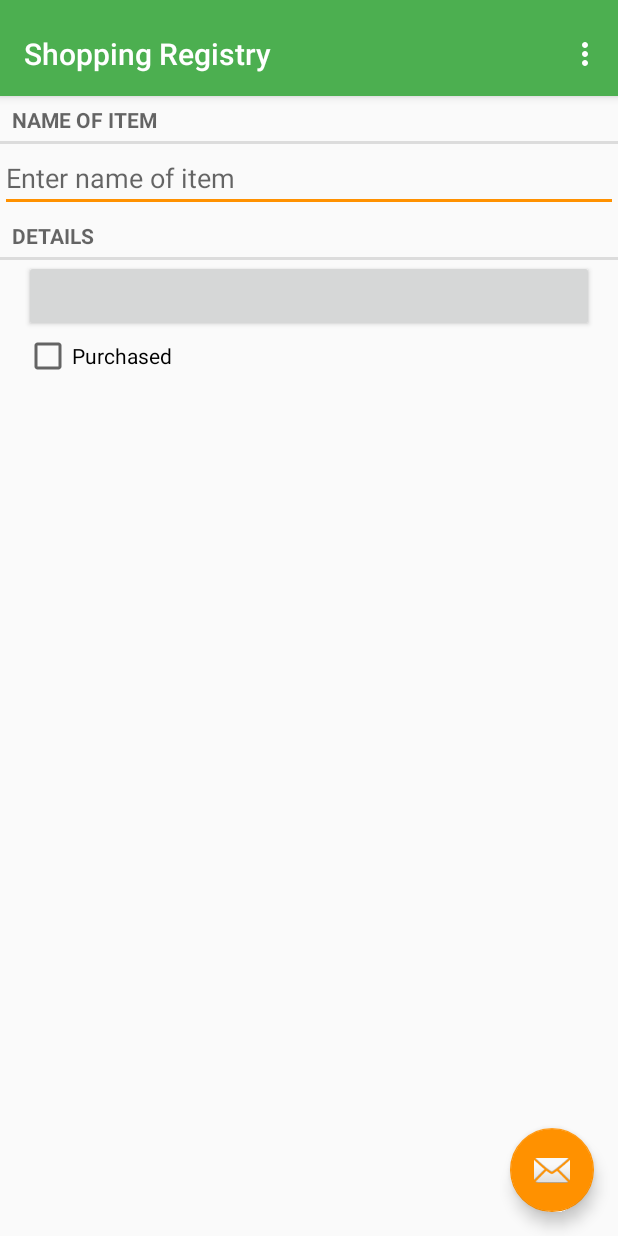
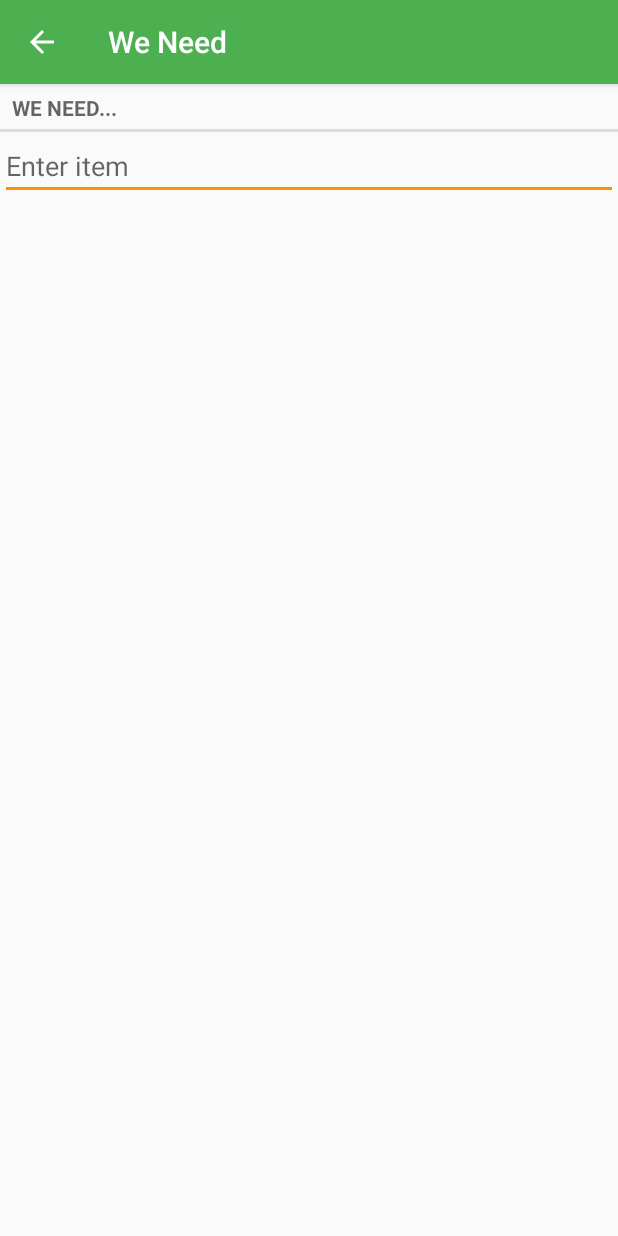
Before and after one commit to robertttamayo/shoppingregistry-android, an Android app: the screen it shows after launch (ShoppingItemPagerActivity before the commit, ShoppingItemCreateActivity after it), after a tap on "ADD NEW ITEM", on a phone screen of 412 x 824 dp. Run offline under Robolectric (Android 15) with nearby library versions, the phone set to English and light mode, and no system bars.

```diff
--- a/app/src/main/AndroidManifest.xml
+++ b/app/src/main/AndroidManifest.xml
@@ -15,7 +15,11 @@
         <activity
             android:name=".ShoppingItemPagerActivity"
             android:label="@string/title_activity_shopping_item_pager"
-            android:theme="@style/AppTheme.NoActionBar" />
+            android:parentActivityName=".ListActivity"/>
+        <activity
+            android:name=".ShoppingItemCreateActivity"
+            android:label="@string/title_activity_shopping_item_pager"
+            android:parentActivityName=".ListActivity"/>
         <activity
             android:name=".LoadingActivity"
             android:label="@string/title_activity_loading"
--- a/app/src/main/java/com/roberttamayo/shoppingregistry/ListFragment.java
+++ b/app/src/main/java/com/roberttamayo/shoppingregistry/ListFragment.java
@@ -6,6 +6,7 @@ import android.support.annotation.NonNull;
 import android.support.v4.app.Fragment;
 import android.support.v7.widget.LinearLayoutManager;
 import android.support.v7.widget.RecyclerView;
+import android.text.format.DateFormat;
 import android.view.LayoutInflater;
 import android.view.Menu;
 import android.view.MenuInflater;
@@ -15,6 +16,7 @@ import android.view.ViewGroup;
 import android.widget.CheckBox;
 import android.widget.TextView;
 
+import java.util.GregorianCalendar;
 import java.util.List;
 
 public class ListFragment extends Fragment {
@@ -54,11 +56,9 @@ public class ListFragment extends Fragment {
     public boolean onOptionsItemSelected(MenuItem item) {
         switch(item.getItemId()) {
             case R.id.menu_item_new_shopping_item:
-                // create new Shopping Item first
-                ShoppingItem shoppingItem = new ShoppingItem();
-                ShoppingListManager.get(getActivity()).addShoppingItem(shoppingItem);
                 // start a new activity to add details
-                Intent intent = ShoppingItemPagerActivity.newIntent(getActivity(), shoppingItem.getId());
+//                Intent intent = ShoppingItemPagerActivity.newIntent(getActivity(), shoppingItem.getId());
+                Intent intent = new Intent(getActivity(), ShoppingItemCreateActivity.class);
                 startActivity(intent);
                 return true;
             default:
@@ -97,8 +97,11 @@ public class ListFragment extends Fragment {
 
         public void bindCrime(ShoppingItem shoppingItem) {
             mShoppingItem = shoppingItem;
+
+            DateFormat df = new DateFormat();
+            CharSequence formattedDate = df.format("MMM d", shoppingItem.getDate());
             mTitleTextView.setText(mShoppingItem.getTitle());
-            mDateTextView.setText(mShoppingItem.getDate().toString());
+            mDateTextView.setText("Added " + formattedDate);
             mPurchasedCheckBox.setChecked(mShoppingItem.isPurchased());
         }
 
--- a/app/src/main/java/com/roberttamayo/shoppingregistry/LoadingActivity.java
+++ b/app/src/main/java/com/roberttamayo/shoppingregistry/LoadingActivity.java
@@ -11,6 +11,8 @@ import android.support.v7.widget.Toolbar;
 import android.util.JsonReader;
 import android.util.Log;
 import android.view.View;
+
+import com.roberttamayo.shoppingregistry.helpers.WeNeed;
 
 import org.json.JSONArray;
 import org.json.JSONObject;
@@ -68,7 +70,7 @@ public class LoadingActivity extends AppCompatActivity {
                 List<Pair<String, String>> params = new ArrayList<>();
                 params.add(new Pair<>("account_id", "1"));
                 params.add(new Pair<>("action", "get_items"));
-                String postQuery = getPostQueryString((ArrayList<Pair<String, String>>) params);
+                String postQuery = WeNeed.getPostQueryString((ArrayList<Pair<String, String>>) params);
 
                 OutputStream outputStream = client.getOutputStream();
                 OutputStreamWriter outputStreamWriter = new OutputStreamWriter(outputStream);
@@ -116,24 +118,5 @@ public class LoadingActivity extends AppCompatActivity {
             Intent intent = new Intent(getApplicationContext(), ListActivity.class);
             startActivity(intent);
         }
-
-        private String getPostQueryString(ArrayList<Pair<String, String>> params) throws UnsupportedEncodingException {
-            StringBuilder builder = new StringBuilder();
-
-            boolean isFirst = true;
-            for (Pair<String, String> pair : params) {
-                if (isFirst) {
-                    isFirst = false;
-                } else {
-                    builder.append('&');
-                }
-                builder.append(URLEncoder.encode(pair.first, "UTF-8"))
-                        .append('=')
-                        .append(URLEncoder.encode(pair.second, "UTF-8"));
-            }
-
-            String queryString = builder.toString();
-            return queryString;
-        }
     }
 }
--- a/app/src/main/java/com/roberttamayo/shoppingregistry/ShoppingItemDetailFragment.java
+++ b/app/src/main/java/com/roberttamayo/shoppingregistry/ShoppingItemDetailFragment.java
@@ -1,18 +1,42 @@
 package com.roberttamayo.shoppingregistry;
 
+import android.app.Activity;
+import android.content.Context;
+import android.content.Intent;
+import android.os.AsyncTask;
 import android.support.v4.app.Fragment;
 import android.os.Bundle;
+import android.support.v4.util.Pair;
 import android.text.Editable;
 import android.text.TextWatcher;
 import android.util.Log;
+import android.view.KeyEvent;
 import android.view.LayoutInflater;
 import android.view.View;
 import android.view.ViewGroup;
+import android.view.inputmethod.EditorInfo;
+import android.view.inputmethod.InputMethodManager;
 import android.widget.CheckBox;
 import android.widget.CompoundButton;
 import android.widget.EditText;
+import android.widget.TextView;
+import android.widget.Toast;
 
+import org.json.JSONArray;
+import org.json.JSONObject;
+
+import java.io.BufferedReader;
+import java.io.BufferedWriter;
+import java.io.InputStreamReader;
+import java.io.OutputStream;
+import java.io.OutputStreamWriter;
+import java.io.UnsupportedEncodingException;
+import java.net.HttpURLConnection;
+import java.net.URL;
+import java.net.URLEncoder;
+import java.util.ArrayList;
 import java.util.Date;
+import java.util.List;
 import java.util.UUID;
 
 /**
@@ -64,18 +88,23 @@ public class ShoppingItemDetailFragment extends Fragment {
 
             }
         });
+        editText.setOnEditorActionListener(new EditText.OnEditorActionListener() {
+            @Override
+            public boolean onEditorAction(TextView textView, int i, KeyEvent keyEvent) {
+                if (i == EditorInfo.IME_ACTION_DONE) {
+                    InputMethodManager manager = (InputMethodManager) textView.getContext().getSystemService(Context.INPUT_METHOD_SERVICE);
+                    manager.hideSoftInputFromWindow(textView.getWindowToken(), 0);
+                    // TODO: Write new item to remote database with AsyncTask
 
-        CheckBox checkBox = (CheckBox) v.findViewById(R.id.item_is_purchased);
-        checkBox.setChecked(mShoppingItem.isPurchased());
-        checkBox.setOnCheckedChangeListener(new CompoundButton.OnCheckedChangeListener() {
-            @Override
-            public void onCheckedChanged(CompoundButton compoundButton, boolean b) {
-                mShoppingItem.setPurchased(b);
-                // TODO: Logic to remove this item from the list
+                    return true;
+                }
+                return false;
             }
         });
 
         return v;
     }
 
+
+
 }
--- a/app/src/main/java/com/roberttamayo/shoppingregistry/ShoppingItemPagerActivity.java
+++ b/app/src/main/java/com/roberttamayo/shoppingregistry/ShoppingItemPagerActivity.java
@@ -49,9 +49,6 @@ public class ShoppingItemPagerActivity extends AppCompatActivity {
 
         mShoppingItems = ShoppingListManager.get(this).getShoppingItems();
 
-        Toolbar toolbar = (Toolbar) findViewById(R.id.toolbar);
-        setSupportActionBar(toolbar);
-
         // Set up the ViewPager with the sections adapter.
         mViewPager = (ViewPager) findViewById(R.id.container);
         FragmentManager fragmentManager = getSupportFragmentManager();
@@ -87,12 +84,12 @@ public class ShoppingItemPagerActivity extends AppCompatActivity {
     }
 
 
-    @Override
-    public boolean onCreateOptionsMenu(Menu menu) {
-        // Inflate the menu; this adds items to the action bar if it is present.
-        getMenuInflater().inflate(R.menu.menu_shopping_item_pager, menu);
-        return true;
-    }
+//    @Override
+//    public boolean onCreateOptionsMenu(Menu menu) {
+//        // Inflate the menu; this adds items to the action bar if it is present.
+//        getMenuInflater().inflate(R.menu.menu_shopping_item_pager, menu);
+//        return true;
+//    }
 
     @Override
     public boolean onOptionsItemSelected(MenuItem item) {
--- a/app/src/main/java/com/roberttamayo/shoppingregistry/ShoppingListManager.java
+++ b/app/src/main/java/com/roberttamayo/shoppingregistry/ShoppingListManager.java
@@ -14,7 +14,6 @@ public class ShoppingListManager {
 
     private ShoppingListManager() {
         mShoppingItems = new ArrayList<>();
-        // TODO: Fetch items from database for user's account
 
     }
     public static ShoppingListManager get(Context context) {
--- /dev/null
+++ b/app/src/main/java/com/roberttamayo/shoppingregistry/helpers/WeNeed.java
@@ -0,0 +1,54 @@
+package com.roberttamayo.shoppingregistry.helpers;
+
+import android.support.v4.util.Pair;
+
+import java.io.UnsupportedEncodingException;
+import java.net.URLEncoder;
+import java.util.ArrayList;
+
+public class WeNeed {
+    public static int USER_ID = 1;
+    public static int ACCOUNT_ID = 1;
+
+    public static final class API {
+        public static final String URL = "http://www.roberttamayo.com/shoplist/index.php";
+
+        public static final class Params {
+            public static final String GET_ITEMS = "get_items";
+            public static final String NEW_ITEM = "new_item";
+            public static final String ACCOUNT_ID = "account_id";
+            public static final String USER_ID = "user_id";
+            public static final String ITEM_NAME = "item_name";
+        }
+    }
+
+    public static final class DB {
+        public static final class Cols {
+            public static final String ACCOUNT_ID = "account_id";
+            public static final String USER_ID = "user_id";
+            public static final String ITEM_NAME = "item_name";
+            public static final String ITEM_ID = "item_id";
+            public static final String ITEM_ACCOUNT_ID = "item_account_id";
+            public static final String ITEM_USER_ID = "item_user_id";
+        }
+    }
+
+    public static String getPostQueryString(ArrayList<Pair<String, String>> params) throws UnsupportedEncodingException {
+        StringBuilder builder = new StringBuilder();
+
+        boolean isFirst = true;
+        for (Pair<String, String> pair : params) {
+            if (isFirst) {
+                isFirst = false;
+            } else {
+                builder.append('&');
+            }
+            builder.append(URLEncoder.encode(pair.first, "UTF-8"))
+                    .append('=')
+                    .append(URLEncoder.encode(pair.second, "UTF-8"));
+        }
+
+        String queryString = builder.toString();
+        return queryString;
+    }
+}
--- a/app/src/main/res/layout/activity_item_pager.xml
+++ b/app/src/main/res/layout/activity_item_pager.xml
@@ -7,27 +7,6 @@
     android:layout_height="match_parent"
     android:fitsSystemWindows="true"
     tools:context=".ShoppingItemPagerActivity">
-
-    <android.support.design.widget.AppBarLayout
-        android:id="@+id/appbar"
-        android:layout_width="match_parent"
-        android:layout_height="wrap_content"
-        android:paddingTop="@dimen/appbar_padding_top"
-        android:theme="@style/AppTheme.AppBarOverlay">
-
-        <android.support.v7.widget.Toolbar
-            android:id="@+id/toolbar"
-            android:layout_width="match_parent"
-            android:layout_height="?attr/actionBarSize"
-            android:layout_weight="1"
-            android:background="?attr/colorPrimary"
-            app:layout_scrollFlags="scroll|enterAlways"
-            app:popupTheme="@style/AppTheme.PopupOverlay"
-            app:title="@string/app_name">
-
-        </android.support.v7.widget.Toolbar>
-
-    </android.support.design.widget.AppBarLayout>
 
     <android.support.v4.view.ViewPager
         android:id="@+id/container"
@@ -41,6 +20,6 @@
         android:layout_height="wrap_content"
         android:layout_gravity="end|bottom"
         android:layout_margin="@dimen/fab_margin"
-        app:srcCompat="@android:drawable/ic_dialog_email" />
+        app:srcCompat="@android:drawable/ic_menu_add" />
 
 </android.support.design.widget.CoordinatorLayout>
--- /dev/null
+++ b/app/src/main/res/layout/activity_shopping_item_create.xml
@@ -0,0 +1,19 @@
+<?xml version="1.0" encoding="utf-8"?>
+<LinearLayout xmlns:android="http://schemas.android.com/apk/res/android"
+    android:layout_width="match_parent" android:layout_height="match_parent"
+    android:orientation="vertical">
+
+    <TextView
+        android:layout_width="match_parent"
+        android:layout_height="wrap_content"
+        android:text="@string/item_title_label"
+        style="?android:listSeparatorTextViewStyle"/>
+    <EditText
+        android:layout_width="match_parent"
+        android:layout_height="wrap_content"
+        android:id="@+id/item_title"
+        android:imeOptions="actionDone"
+        android:inputType="textImeMultiLine"
+        android:hint="@string/item_title_hint"/>
+
+</LinearLayout>
--- a/app/src/main/res/layout/fragment_shopping_item_detail.xml
+++ b/app/src/main/res/layout/fragment_shopping_item_detail.xml
@@ -12,21 +12,23 @@
         android:layout_width="match_parent"
         android:layout_height="wrap_content"
         android:id="@+id/item_title"
+        android:imeOptions="actionDone"
+        android:inputType="textImeMultiLine"
         android:hint="@string/item_title_hint"/>
-    <TextView
+    <LinearLayout android:layout_height="wrap_content"
         android:layout_width="match_parent"
-        android:layout_height="wrap_content"
-        android:text="@string/item_details_label"
-        style="?android:listSeparatorTextViewStyle"/>
-    <Button android:id="@+id/item_date"
-        android:layout_width="match_parent"
-        android:layout_height="wrap_content"
-        android:layout_marginLeft="16dp"
-        android:layout_marginRight="16dp"></Button>
-    <CheckBox android:id="@+id/item_is_purchased"
-        android:layout_width="match_parent"
-        android:layout_height="wrap_content"
-        android:layout_marginLeft="16dp"
-        android:layout_marginRight="16dp"
-        android:text="@string/item_solved_label"></CheckBox>
+        android:paddingLeft="16dp"
+        android:paddingRight="16dp">
+        <Button android:id="@+id/done_adding_items"
+            android:layout_height="wrap_content"
+            android:layout_width="wrap_content"
+            android:layout_weight="1"
+            android:text="@string/done_adding_items"/>
+        <Button android:id="@+id/item_add_another"
+            android:layout_height="wrap_content"
+            android:layout_width="wrap_content"
+            android:layout_weight="1"
+            android:text="@string/item_add_another"/>
+    </LinearLayout>
+
 </LinearLayout>
--- a/app/src/main/res/values/strings.xml
+++ b/app/src/main/res/values/strings.xml
@@ -1,13 +1,15 @@
 <resources>
-    <string name="app_name">Shopping Registry</string>
-    <string name="item_title_label">Name of item</string>
-    <string name="item_title_hint">Enter name of item</string>
+    <string name="app_name">We Need</string>
+    <string name="item_title_label">We need...</string>
+    <string name="item_title_hint">Enter item</string>
     <string name="item_details_label">Details</string>
     <string name="item_solved_label">Purchased</string>
     <string name="title_activity_shopping_item_detail">ShoppingItemDetail</string>
     <string name="action_settings">Settings</string>
     <string name="menu_fragment_item_list_title">Add New Item</string>
-    <string name="title_activity_shopping_item_pager">ShoppingItemPagerActivity</string>
-    <string name="section_format">Hello World from section: %1$d</string>
+    <string name="title_activity_shopping_item_pager">We Need</string>
     <string name="title_activity_loading">LoadingActivity</string>
+    <string name="item_submit">Done</string>
+    <string name="done_adding_items">All set!</string>
+    <string name="item_add_another">...And Also...</string>
 </resources>
```
Also changed, not shown: app/src/main/java/com/roberttamayo/shoppingregistry/ShoppingItem.java (+28 -0 lines), app/src/main/java/com/roberttamayo/shoppingregistry/ShoppingItemCreateActivity.java (added, +159 -0 lines), app/src/main/res/layout/activity_shopping_item_detail.xml (+1 -17 lines), app/src/main/res/layout/content_shopping_item_detail.xml (deleted, +0 -9 lines).
